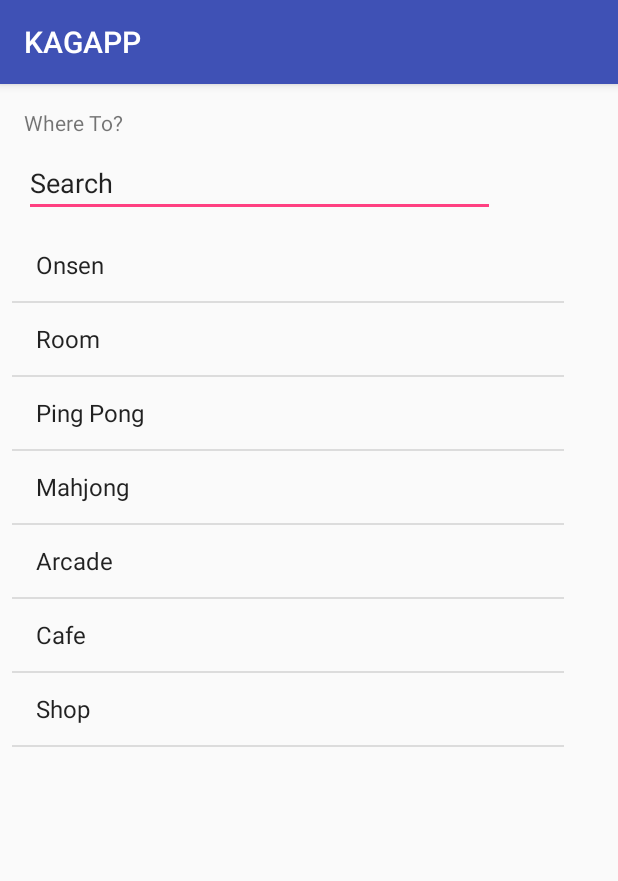
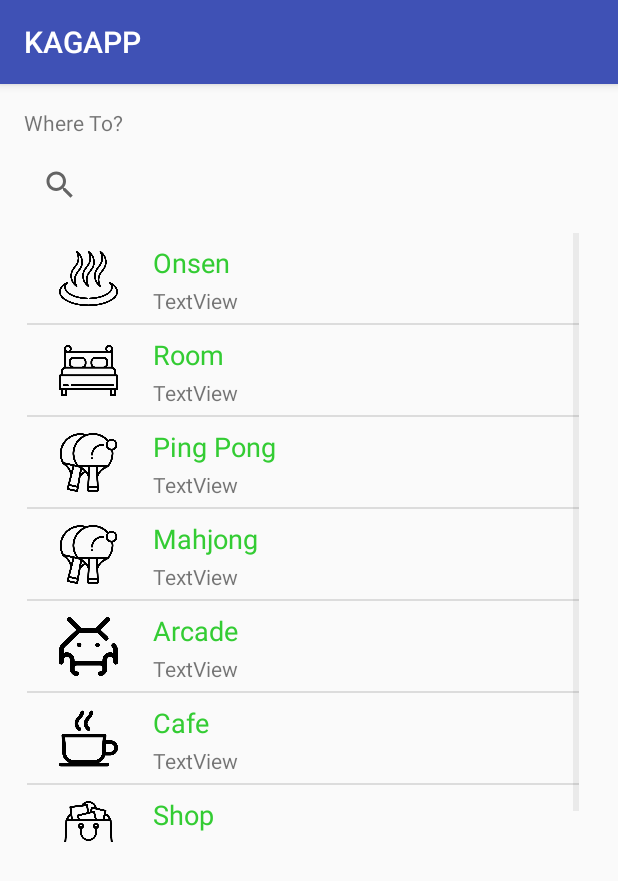
Before and after one commit to cshcsh3/kagapp, an Android app: the NavigateActivity screen opened directly, with no data from a screen before it, on a phone screen of 412 x 824 dp. Shown: the top 881 px of the screen. Run offline under Robolectric (Android 15) with nearby library versions, the phone set to English and light mode, and no system bars.

Commit message:
search feature
Added search feature with the icons

```diff
--- a/app/src/main/java/edu/sit/great/kagapp/NavigateActivity.java
+++ b/app/src/main/java/edu/sit/great/kagapp/NavigateActivity.java
@@ -1,17 +1,28 @@
 package edu.sit.great.kagapp;
 
 import android.content.Intent;
+import android.inputmethodservice.Keyboard;
+import android.media.Image;
+import android.support.annotation.NonNull;
 import android.support.v7.app.AppCompatActivity;
 import android.os.Bundle;
+import android.util.Log;
 import android.view.View;
 import android.widget.AdapterView;
 import android.widget.ArrayAdapter;
+import android.widget.EditText;
+import android.widget.ImageView;
+import android.widget.LinearLayout;
 import android.widget.ListView;
+import android.widget.SearchView;
 import android.widget.Toast;
 
 import java.util.ArrayList;
 import java.util.Arrays;
+import java.util.Collection;
+import java.util.Iterator;
 import java.util.List;
+import java.util.ListIterator;
 
 public class NavigateActivity extends AppCompatActivity {
 
@@ -19,14 +30,50 @@ public class NavigateActivity extends AppCompatActivity {
 
     ListView listView;
 
+    SearchView searchView;
+
+    List<SearchAdapter> rowItems;
+
+    ArrayAdapter<SearchAdapter> arrayAdapter;
+
+    int[] imgid = {
+            R.drawable.onsen,
+            R.drawable.bed,
+            R.drawable.pingpong,
+            R.drawable.pingpong,
+            R.drawable.arcade,
+            R.drawable.cafe,
+            R.drawable.shopping,
+    };
+
     @Override
     protected void onCreate(Bundle savedInstanceState) {
         super.onCreate(savedInstanceState);
         setContentView(R.layout.activity_navigate);
 
-        listView = findViewById(R.id.listView);
-        ArrayAdapter arrayAdapter = new ArrayAdapter(this, android.R.layout.simple_list_item_1, values);
-        listView.setAdapter(arrayAdapter);
+        final SearchAdapter adapter = new SearchAdapter(this, getSearch());
+        listView = (ListView) findViewById(R.id.listView);
+
+        listView.setAdapter(adapter);
+
+        searchView = (SearchView)findViewById(R.id.editText);
+        searchView.setOnQueryTextListener(new SearchView.OnQueryTextListener() {
+
+            @Override
+            public boolean onQueryTextSubmit(String text) {
+                // TODO Auto-generated method stub
+                return false;
+            }
+
+            @Override
+            public boolean onQueryTextChange(String text) {
+
+                adapter.getFilter().filter(text);
+                //arrayAdapter.getFilter().filter(text);
+
+                return false;
+            }
+        });
 
         listView.setOnItemClickListener(new AdapterView.OnItemClickListener() {
             @Override
@@ -36,5 +83,22 @@ public class NavigateActivity extends AppCompatActivity {
                 startActivity(intent);
             }
         });
+
     }
+
+    private ArrayList<search> getSearch()
+    {
+        ArrayList<search> eachSearch=new ArrayList<search>();
+        search p;
+
+        for(int i=0;i<values.length;i++)
+        {
+            p=new search(values[i], imgid[i]);
+            eachSearch.add(p);
+        }
+
+        return eachSearch;
+    }
+
+
 }
--- /dev/null
+++ b/app/src/main/java/edu/sit/great/kagapp/SearchAdapter.java
@@ -0,0 +1,128 @@
+package edu.sit.great.kagapp;
+
+import android.app.Activity;
+import android.content.Context;
+import android.view.LayoutInflater;
+import android.view.View;
+import android.view.ViewGroup;
+import android.widget.ArrayAdapter;
+import android.widget.BaseAdapter;
+import android.widget.Filter;
+import android.widget.Filterable;
+import android.widget.ImageView;
+import android.widget.TextView;
+
+import java.util.ArrayList;
+import java.util.List;
+
+public class SearchAdapter extends BaseAdapter implements Filterable{
+    Context mContext;;
+    String[]  Title;
+    int[] imge;
+
+    ArrayList<search> searches;
+    CustomFilter filter;
+    ArrayList<search> filterList;
+
+
+    public SearchAdapter(Context context, ArrayList<search> searches) {
+        this.mContext = context;
+        this.searches=searches;
+        this.filterList=searches;
+    }
+
+    public int getCount() {
+        // TODO Auto-generated method stub
+        return searches.size();
+    }
+
+    public Object getItem(int arg0) {
+        // TODO Auto-generated method stub
+        return searches.get(arg0);
+    }
+
+    public long getItemId(int position) {
+        // TODO Auto-generated method stub
+        return searches.indexOf(getItem(position));
+    }
+
+    public View getView(int position, View convertView, ViewGroup parent) {
+
+        LayoutInflater inflater = LayoutInflater.from(mContext);
+
+        if(convertView==null)
+        {
+            convertView=inflater.inflate(R.layout.searchlist, null);
+        }
+
+        TextView nameTxt=(TextView) convertView.findViewById(R.id.item);
+        ImageView img=(ImageView) convertView.findViewById(R.id.icon);
+
+        nameTxt.setText(searches.get(position).getName());
+        img.setImageResource(searches.get(position).getImg());
+
+        return convertView;
+    }
+
+    @Override
+    public Filter getFilter() {
+        // TODO Auto-generated method stub
+        if(filter == null)
+        {
+            filter=new CustomFilter();
+        }
+
+        return filter;
+    }
+
+    //INNER CLASS
+    class CustomFilter extends Filter
+    {
+
+        @Override
+        protected FilterResults performFiltering(CharSequence constraint) {
+            // TODO Auto-generated method stub
+
+            FilterResults results=new FilterResults();
+
+            if(constraint != null && constraint.length()>0)
+            {
+                //CONSTARINT TO UPPER
+                constraint=constraint.toString().toUpperCase();
+
+                ArrayList<search> filters=new ArrayList<search>();
+
+                //get specific items
+                for(int i=0;i<filterList.size();i++)
+                {
+                    if(filterList.get(i).getName().toUpperCase().contains(constraint))
+                    {
+                        search p=new search(filterList.get(i).getName(), filterList.get(i).getImg());
+
+                        filters.add(p);
+                    }
+                }
+
+                results.count=filters.size();
+                results.values=filters;
+
+            }else
+            {
+                results.count=filterList.size();
+                results.values=filterList;
+
+            }
+
+            return results;
+        }
+
+        @Override
+        protected void publishResults(CharSequence constraint, FilterResults results) {
+            // TODO Auto-generated method stub
+
+            searches=(ArrayList<search>) results.values;
+            notifyDataSetChanged();
+        }
+
+    }
+}
--- /dev/null
+++ b/app/src/main/java/edu/sit/great/kagapp/search.java
@@ -0,0 +1,30 @@
+package edu.sit.great.kagapp;
+
+public class search {
+
+    private String name;
+    private int img;
+
+    public search(String name,int img) {
+        // TODO Auto-generated constructor stub
+
+        this.name=name;
+        this.img=img;
+    }
+
+    public String getName() {
+        return name;
+    }
+
+    public void setName(String name) {
+        this.name = name;
+    }
+
+    public int getImg() {
+        return img;
+    }
+
+    public void setImg(int img) {
+        this.img = img;
+    }
+}
--- a/app/src/main/res/layout/activity_navigate.xml
+++ b/app/src/main/res/layout/activity_navigate.xml
@@ -16,7 +16,7 @@
         app:layout_constraintStart_toStartOf="parent"
         app:layout_constraintTop_toTopOf="parent" />
 
-    <EditText
+    <SearchView
         android:id="@+id/editText"
         android:layout_width="314dp"
         android:layout_height="wrap_content"
@@ -32,7 +32,7 @@
         android:id="@+id/listView"
         android:layout_width="368dp"
         android:layout_height="406dp"
-        android:layout_marginStart="8dp"
+        android:layout_marginStart="18dp"
         android:layout_marginTop="8dp"
         app:layout_constraintStart_toStartOf="parent"
         app:layout_constraintTop_toBottomOf="@+id/editText" />
--- /dev/null
+++ b/app/src/main/res/layout/searchlist.xml
@@ -0,0 +1,53 @@
+<?xml version="1.0" encoding="utf-8"?>
+<android.support.constraint.ConstraintLayout xmlns:android="http://schemas.android.com/apk/res/android"
+    android:layout_width="match_parent"
+    android:layout_height="match_parent"
+    xmlns:tools="http://schemas.android.com/tools">
+
+    <LinearLayout xmlns:android="http://schemas.android.com/apk/res/android"
+        android:layout_width="match_parent"
+        android:layout_height="match_parent"
+        android:orientation="horizontal">
+
+        <ImageView
+            android:id="@+id/icon"
+            android:layout_width="50dp"
+            android:layout_height="50dp"
+            android:layout_marginStart="16dp"
+            android:layout_marginTop="5dp"
+            android:padding="5dp" />
+
+        <LinearLayout
+            android:layout_width="410dp"
+            android:layout_height="60dp"
+            android:orientation="vertical"
+            tools:layout_editor_absoluteX="0dp"
+            tools:layout_editor_absoluteY="1dp">
+
+            <TextView
+                android:id="@+id/item"
+                android:layout_width="wrap_content"
+                android:layout_height="wrap_content"
+                android:layout_marginLeft="18dp"
+                android:layout_marginTop="5dp"
+                android:layout_marginStart="16dp"
+                android:padding="2dp"
+                android:text="Medium Text"
+                android:textAppearance="?android:attr/textAppearanceMedium"
+                android:textColor="#33CC33"
+                tools:layout_editor_absoluteX="0dp"
+                tools:layout_editor_absoluteY="60dp" />
+
+            <TextView
+                android:id="@+id/textView1"
+                android:layout_width="wrap_content"
+                android:layout_height="wrap_content"
+                android:layout_marginLeft="18dp"
+                android:layout_marginTop="1dp"
+                android:text="TextView" />
+
+        </LinearLayout>
+    </LinearLayout>
+
+
+    </android.support.constraint.ConstraintLayout>
```
Also changed, not shown: app/src/main/res/drawable/arcade.png (added), app/src/main/res/drawable/bed.png (added), app/src/main/res/drawable/cafe.png (added), app/src/main/res/drawable/onsen.png (added), app/src/main/res/drawable/pingpong.png (added), app/src/main/res/drawable/shopping.png (added), 2 other files.
